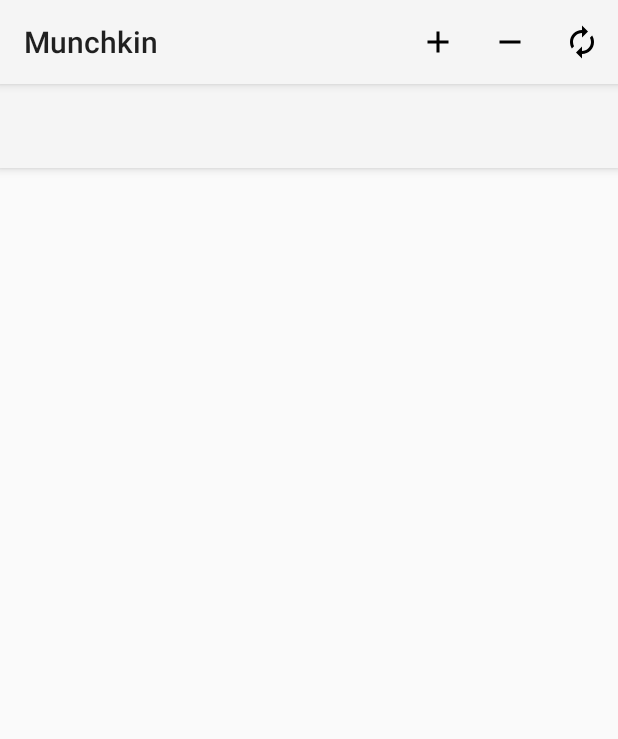
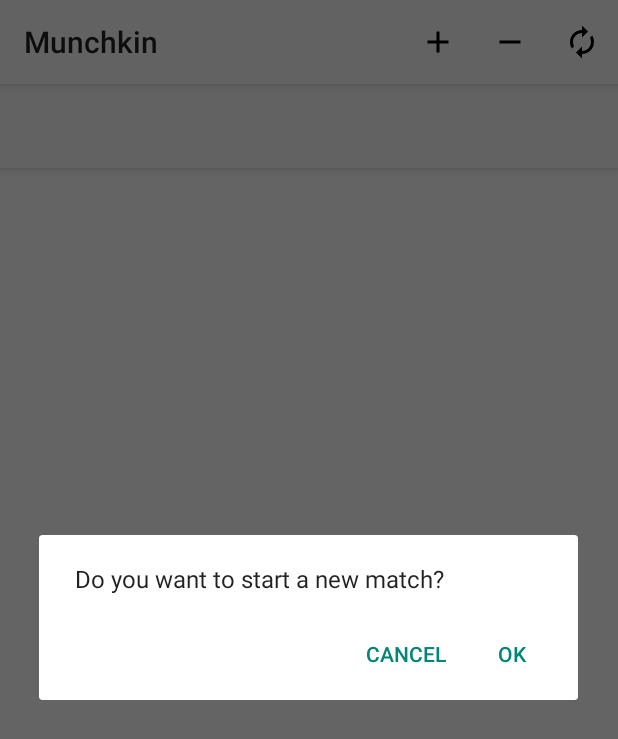
Before and after one commit to Brankale/munchkin_level_counter, an Android app: the screen it shows after launch (MainActivityNew), after a tap on "New game", on a phone screen of 412 x 824 dp. Shown: the top 739 px of the screen. Run offline under Robolectric (Android 15) with nearby library versions, the phone set to English and light mode, and no system bars; 1 statement that could not run was skipped.

Commit message:
added alert dialog on "new game " button

```diff
--- a/app/src/main/java/com/example/munchkin/MainActivityNew.kt
+++ b/app/src/main/java/com/example/munchkin/MainActivityNew.kt
@@ -1,8 +1,10 @@
 package com.example.munchkin
 
+import android.content.DialogInterface
 import android.os.Bundle
 import android.view.Menu
 import android.view.MenuItem
+import androidx.appcompat.app.AlertDialog
 import androidx.appcompat.app.AppCompatActivity
 import com.example.munchkin.custom_views.PlayerAdapter
 import com.example.munchkin.custom_views.PlayerListView
@@ -41,7 +43,13 @@
             true
         }
         R.id.new_game -> {
-            newGame()
+            AlertDialog.Builder(this)
+                    .setMessage(R.string.dialog_new_game)
+                    .setPositiveButton(android.R.string.yes,
+                            DialogInterface.OnClickListener { dialog, which -> newGame() })
+                    .setNegativeButton(android.R.string.cancel, null)
+                    .show()
+
             true
         }
         else -> super.onOptionsItemSelected(item)
--- a/app/src/main/res/values/strings.xml
+++ b/app/src/main/res/values/strings.xml
@@ -11,4 +11,7 @@
     <string name="remove_player">Remove player</string>
     <string name="new_game">New game</string>
 
+    <!-- dialog -->
+    <string name="dialog_new_game">Do you want to start a new match?</string>
+
 </resources>
```
